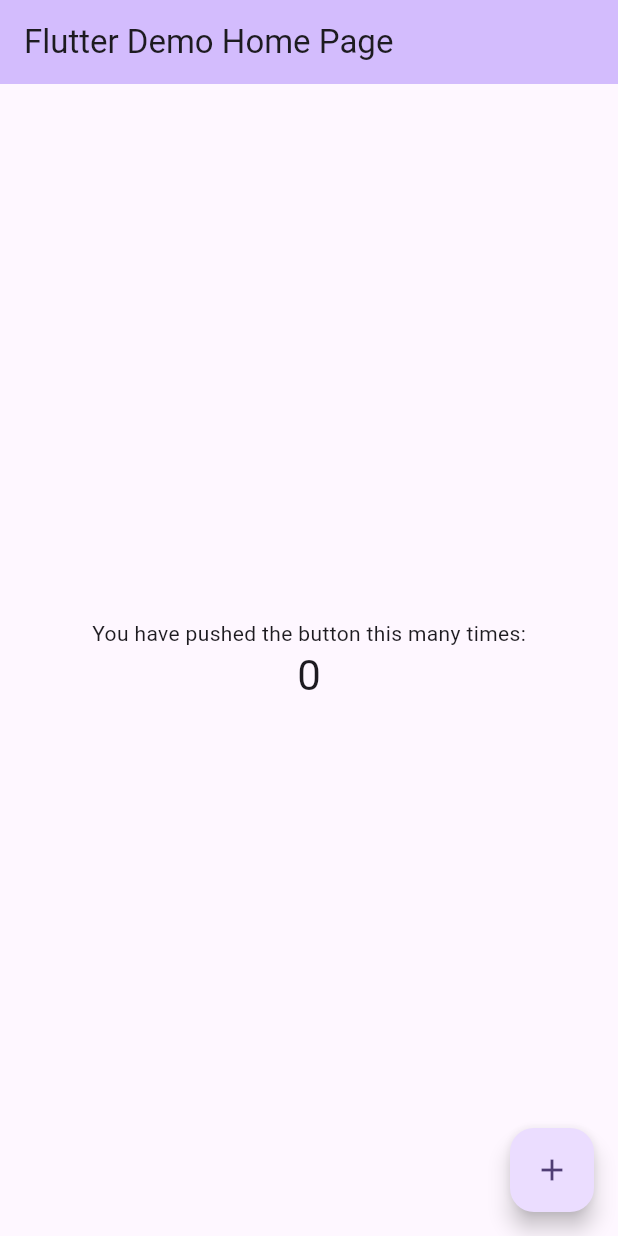
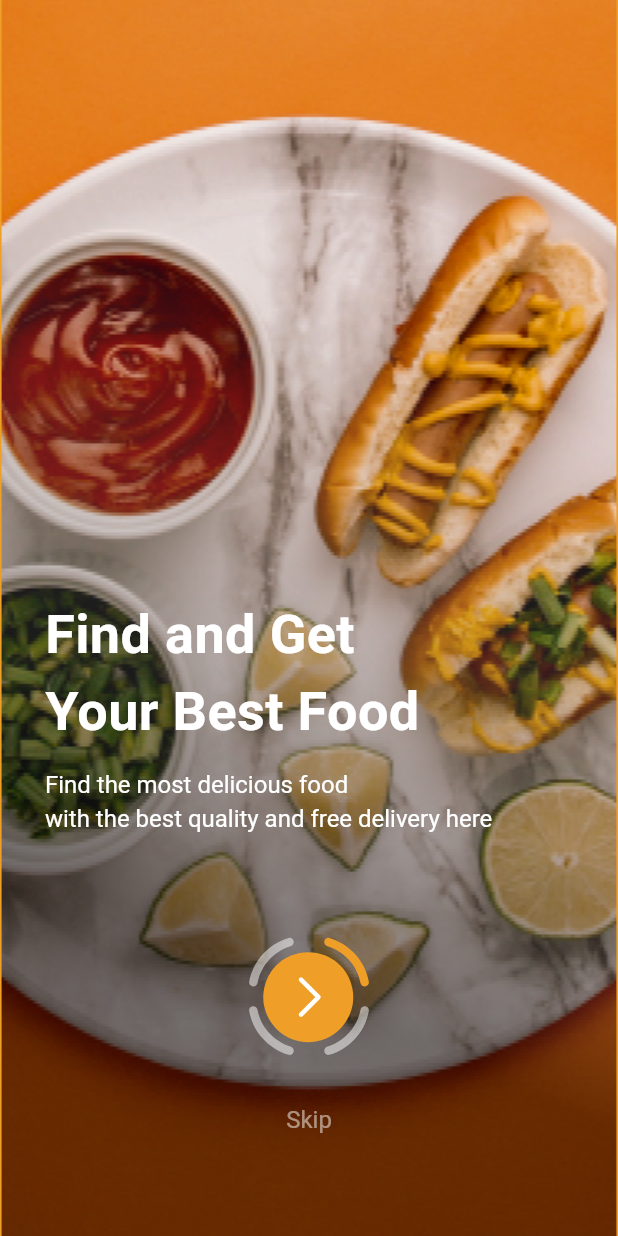
Before and after one commit to ibrahimagdy/restaurant, a Flutter app: the screen it shows after launch, on a phone screen of 412 x 824 dp. Run offline on Flutter 3.47's test engine with Material 3 defaults, Android fonts, the phone set to English and light mode, and no system bars; our stand-ins replace flutter_screenutil, flutter_svg, google_fonts.

Commit message:
splash & onboarding screens

```diff
--- /dev/null
+++ b/lib/core/utils/theme.dart
@@ -0,0 +1,127 @@
+import 'package:flutter/material.dart';
+import 'package:google_fonts/google_fonts.dart';
+
+import '../../constants.dart';
+
+ThemeData theme() {
+  return ThemeData(
+    colorScheme: ColorScheme.fromSeed(
+      seedColor: primaryColor,
+      secondary: secondaryColor,
+      primary: primaryColor,
+    ),
+    useMaterial3: true,
+    fontFamily: GoogleFonts.dmSans().fontFamily,
+    textTheme: TextTheme(
+      // Title XLarge
+      displayLarge: GoogleFonts.roboto(
+        fontSize: 36,
+        fontWeight: FontWeight.w600,
+        color: Colors.white,
+      ),
+      // Title Large
+      displayMedium: GoogleFonts.inter(
+        fontSize: 28,
+        fontWeight: FontWeight.normal,
+        color: Colors.white,
+        letterSpacing: 0,
+        height: 1.21, // Leading point of 34px (34/28)
+      ),
+      // Title Medium
+      displaySmall: GoogleFonts.dmSans(
+        fontSize: 24,
+        fontWeight: FontWeight.bold,
+        color: secondaryColor,
+      ),
+      // Title Small
+      headlineMedium: GoogleFonts.inter(
+        fontSize: 22,
+        fontWeight: FontWeight.normal,
+        color: Colors.white,
+        letterSpacing: 0,
+        height: 1.36, // Leading point of 30px (30/22)
+      ),
+      // Headline Large
+      headlineSmall: GoogleFonts.inter(
+        fontSize: 20,
+        fontWeight: FontWeight.bold,
+        color: Colors.black,
+        letterSpacing: 0,
+        height: 1.3, // Leading point of 26px (26/20)
+      ),
+      // Headline Small
+      titleLarge: GoogleFonts.inter(
+        fontSize: 18,
+        fontWeight: FontWeight.normal,
+        color: Colors.black,
+        letterSpacing: 0,
+        //height: 1.33, // Leading point of 24px (24/18)
+      ),
+      // Subhead Large
+      titleMedium: GoogleFonts.roboto(
+        fontSize: 16,
+        fontWeight: FontWeight.normal,
+        color: Colors.white,
+        letterSpacing: 0,
+        //height: 1.25, // Leading point of 20px (20/16)
+      ),
+      // Subhead Small
+      titleSmall: GoogleFonts.dmSans(
+        fontSize: 14,
+        fontWeight: FontWeight.normal,
+        color: thirdColor,
+      ),
+      // Body Large
+      bodyLarge: GoogleFonts.dmSans(
+        fontSize: 16,
+        fontWeight: FontWeight.bold,
+        color: white,
+      ),
+      // Body Medium
+      bodyMedium: GoogleFonts.dmSans(
+        fontSize: 14,
+        fontWeight: FontWeight.normal,
+        color: white,
+      ),
+      // Body Small
+      labelLarge: GoogleFonts.inter(
+        fontSize: 12,
+        fontWeight: FontWeight.normal,
+        color: Colors.white,
+        letterSpacing: 0,
+        height: 1.5, // Leading point of 18px (18/12)
+      ),
+      // Label Large
+      bodySmall: GoogleFonts.inter(
+        fontSize: 16,
+        fontWeight: FontWeight.normal,
+        color: Colors.white,
+        letterSpacing: 0,
+        height: 1.5, // Leading point of 24px (24/16)
+      ),
+      // Label Medium
+      labelMedium: GoogleFonts.inter(
+        fontSize: 14,
+        fontWeight: FontWeight.normal,
+        color: Colors.white,
+        letterSpacing: 0,
+        height: 1.29, // Leading point of 18px (18/14)
+      ),
+      // Label Small
+      labelSmall: GoogleFonts.tajawal(
+        fontSize: 12,
+        fontWeight: FontWeight.normal,
+        color: primaryColor,
+        letterSpacing: 0,
+      ),
+    ),
+    appBarTheme: AppBarTheme(
+      centerTitle: true,
+      backgroundColor: primaryColor,
+      titleTextStyle: TextStyle(fontSize: 24, color: white),
+      iconTheme: IconThemeData(color: white),
+    ),
+    iconTheme: IconThemeData(color: white),
+    scaffoldBackgroundColor: Colors.white,
+  );
+}
--- a/lib/main.dart
+++ b/lib/main.dart
@@ -1,4 +1,6 @@
 import 'package:flutter/material.dart';
+import 'package:restaurant/routes.dart';
+import 'package:restaurant/view/splash_screen/splash_screen.dart';
 
 void main() {
   runApp(const MyApp());
@@ -7,119 +9,12 @@ void main() {
 class MyApp extends StatelessWidget {
   const MyApp({super.key});
 
-  // This widget is the root of your application.
   @override
   Widget build(BuildContext context) {
     return MaterialApp(
-      title: 'Flutter Demo',
-      theme: ThemeData(
-        // This is the theme of your application.
-        //
-        // TRY THIS: Try running your application with "flutter run". You'll see
-        // the application has a purple toolbar. Then, without quitting the app,
-        // try changing the seedColor in the colorScheme below to Colors.green
-        // and then invoke "hot reload" (save your changes or press the "hot
-        // reload" button in a Flutter-supported IDE, or press "r" if you used
-        // the command line to start the app).
-        //
-        // Notice that the counter didn't reset back to zero; the application
-        // state is not lost during the reload. To reset the state, use hot
-        // restart instead.
-        //
-        // This works for code too, not just values: Most code changes can be
-        // tested with just a hot reload.
-        colorScheme: ColorScheme.fromSeed(seedColor: Colors.deepPurple),
-        useMaterial3: true,
-      ),
-      home: const MyHomePage(title: 'Flutter Demo Home Page'),
+      debugShowCheckedModeBanner: false,
+      initialRoute: SplashScreen.id,
+      routes: routes,
     );
   }
 }
-
-class MyHomePage extends StatefulWidget {
-  const MyHomePage({super.key, required this.title});
-
-  // This widget is the home page of your application. It is stateful, meaning
-  // that it has a State object (defined below) that contains fields that affect
-  // how it looks.
-
-  // This class is the configuration for the state. It holds the values (in this
-  // case the title) provided by the parent (in this case the App widget) and
-  // used by the build method of the State. Fields in a Widget subclass are
-  // always marked "final".
-
-  final String title;
-
-  @override
-  State<MyHomePage> createState() => _MyHomePageState();
-}
-
-class _MyHomePageState extends State<MyHomePage> {
-  int _counter = 0;
-
-  void _incrementCounter() {
-    setState(() {
-      // This call to setState tells the Flutter framework that something has
-      // changed in this State, which causes it to rerun the build method below
-      // so that the display can reflect the updated values. If we changed
-      // _counter without calling setState(), then the build method would not be
-      // called again, and so nothing would appear to happen.
-      _counter++;
-    });
-  }
-
-  @override
-  Widget build(BuildContext context) {
-    // This method is rerun every time setState is called, for instance as done
-    // by the _incrementCounter method above.
-    //
-    // The Flutter framework has been optimized to make rerunning build methods
-    // fast, so that you can just rebuild anything that needs updating rather
-    // than having to individually change instances of widgets.
-    return Scaffold(
-      appBar: AppBar(
-        // TRY THIS: Try changing the color here to a specific color (to
-        // Colors.amber, perhaps?) and trigger a hot reload to see the AppBar
-        // change color while the other colors stay the same.
-        backgroundColor: Theme.of(context).colorScheme.inversePrimary,
-        // Here we take the value from the MyHomePage object that was created by
-        // the App.build method, and use it to set our appbar title.
-        title: Text(widget.title),
-      ),
-      body: Center(
-        // Center is a layout widget. It takes a single child and positions it
-        // in the middle of the parent.
-        child: Column(
-          // Column is also a layout widget. It takes a list of children and
-          // arranges them vertically. By default, it sizes itself to fit its
-          // children horizontally, and tries to be as tall as its parent.
-          //
-          // Column has various properties to control how it sizes itself and
-          // how it positions its children. Here we use mainAxisAlignment to
-          // center the children vertically; the main axis here is the vertical
-          // axis because Columns are vertical (the cross axis would be
-          // horizontal).
-          //
-          // TRY THIS: Invoke "debug painting" (choose the "Toggle Debug Paint"
-          // action in the IDE, or press "p" in the console), to see the
-          // wireframe for each widget.
-          mainAxisAlignment: MainAxisAlignment.center,
-          children: <Widget>[
-            const Text(
-              'You have pushed the button this many times:',
-            ),
-            Text(
-              '$_counter',
-              style: Theme.of(context).textTheme.headlineMedium,
-            ),
-          ],
-        ),
-      ),
-      floatingActionButton: FloatingActionButton(
-        onPressed: _incrementCounter,
-        tooltip: 'Increment',
-        child: const Icon(Icons.add),
-      ), // This trailing comma makes auto-formatting nicer for build methods.
-    );
-  }
-}
--- /dev/null
+++ b/lib/view/splash_screen/intro_screen.dart
@@ -0,0 +1,67 @@
+import 'package:flutter/material.dart';
+import 'package:flutter_svg/flutter_svg.dart';
+import 'package:restaurant/core/utils/theme.dart';
+import 'package:restaurant/view/onboarding_screens/onboarding_screens.dart';
+
+class IntroScreen extends StatelessWidget {
+  static const String id = 'IntroScreen';
+
+  const IntroScreen({super.key});
+
+  @override
+  Widget build(BuildContext context) {
+    return Scaffold(
+      body: Container(
+        width: double.infinity,
+        height: double.infinity,
+        decoration: const BoxDecoration(
+          image: DecorationImage(
+            image: AssetImage("assets/images/intro.png"),
+            fit: BoxFit.cover,
+          ),
+        ),
+        child: Padding(
+          padding: const EdgeInsets.symmetric(horizontal: 30),
+          child: Column(
+            mainAxisAlignment: MainAxisAlignment.center,
+            children: [
+              const Spacer(flex: 6),
+              Row(
+                children: [
+                  Text(
+                    'Find and Get\nYour Best Food',
+                    style: theme().textTheme.displayLarge,
+                  ),
+                ],
+              ),
+              const SizedBox(height: 12),
+              Row(
+                children: [
+                  Text(
+                    'Find the most delicious food\nwith the best quality and free delivery here',
+                    style: theme().textTheme.titleMedium,
+                  ),
+                ],
+              ),
+              const Spacer(flex: 1),
+              GestureDetector(
+                onTap: () {
+                  Navigator.pushReplacementNamed(context, OnboardingScreens.id);
+                },
+                child: SvgPicture.asset("assets/icons/next_button.svg"),
+              ),
+              const SizedBox(height: 30),
+              Text(
+                'Skip',
+                style: theme().textTheme.titleMedium!.copyWith(
+                      color: Colors.white.withOpacity(0.5),
+                    ),
+              ),
+              const Spacer(flex: 1),
+            ],
+          ),
+        ),
+      ),
+    );
+  }
+}
```
Also changed, not shown: lib/constants.dart (added, +88 -0 lines), lib/routes.dart (added, +10 -0 lines), lib/view/onboarding_screens/onboarding_content.dart (added, +27 -0 lines), lib/view/onboarding_screens/onboarding_screens.dart (added, +108 -0 lines), lib/view/splash_screen/splash_screen.dart (added, +28 -0 lines), pubspec.yaml (+6 -4 lines), assets/icons/next_button.svg (added), assets/images/intro.png (added), assets/images/onboarding_1.png (added), assets/images/onboarding_2.png (added), assets/images/onboarding_3.png (added), pubspec.lock, 7 other files.
